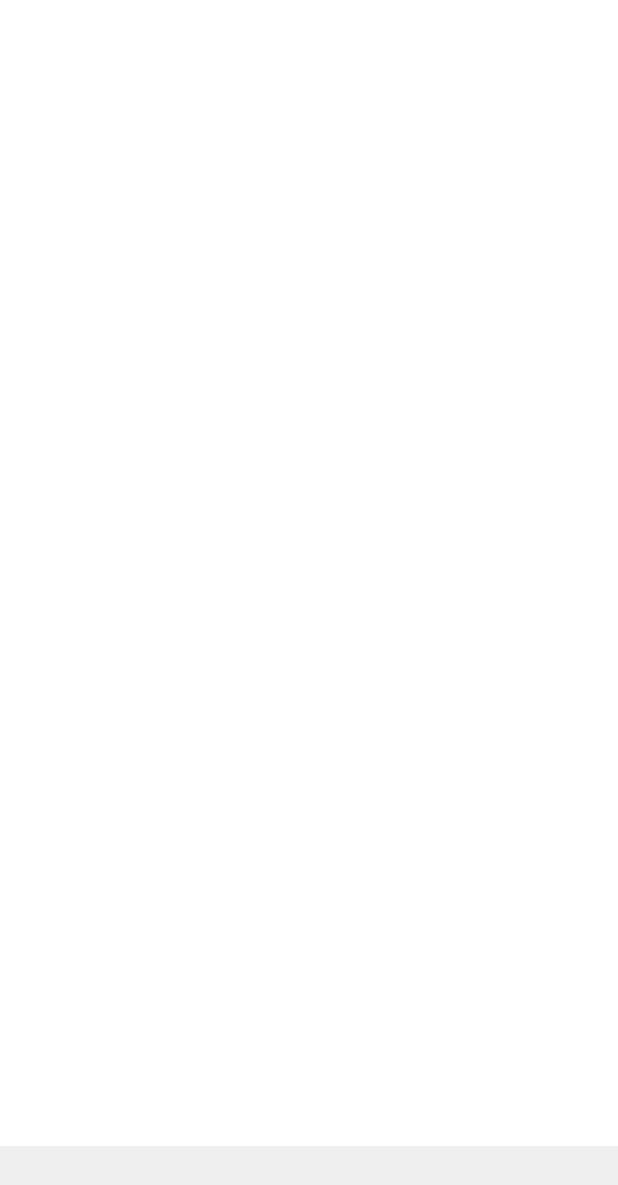
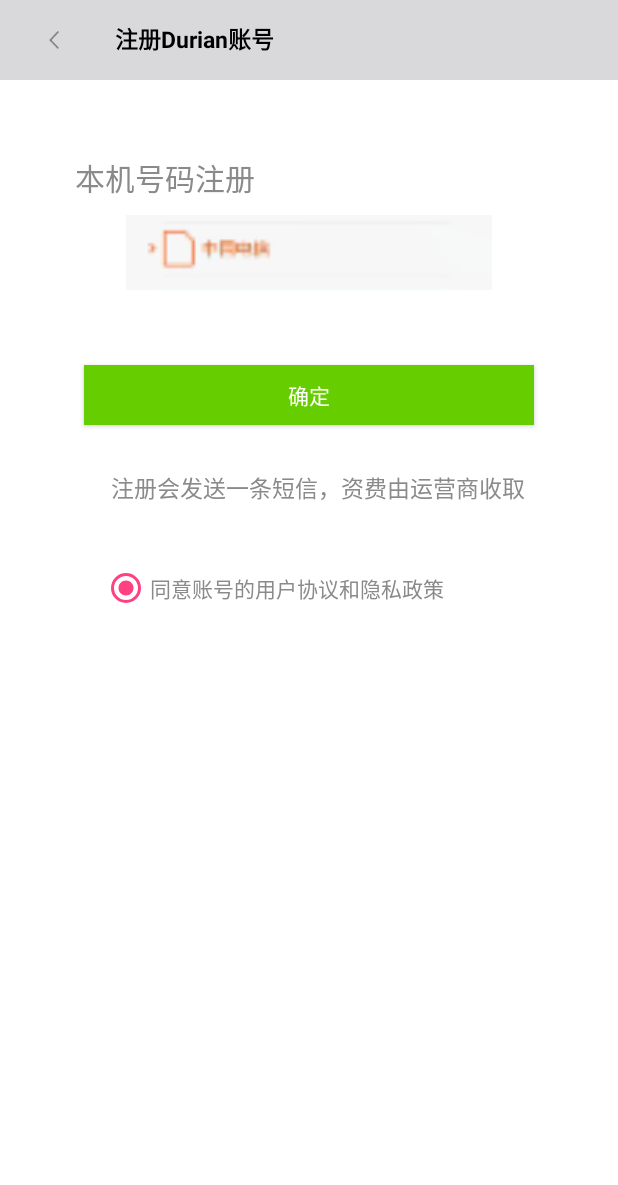
Before and after one commit to JackChuahe/Software_Engineering, an Android app: the screen it shows after launch (MusicMainActivity), on a phone screen of 412 x 824 dp. Shown: the top 1185 px of the screen. Run offline under Robolectric (Android 15) with nearby library versions, the phone set to English and light mode, and no system bars; libraries missing offline, so code that uses them is left out: com.readystatesoftware.systembartint.

Commit message:
注册与登录
界面的初步搭建

```diff
--- a/Durian/app/src/main/java/com/durian/sixkids/durian/MusicMainActivity.java
+++ b/Durian/app/src/main/java/com/durian/sixkids/durian/MusicMainActivity.java
@@ -17,7 +17,7 @@ public class MusicMainActivity extends AppCompatActivity {
         super.onCreate(savedInstanceState);
        this.supportRequestWindowFeature(Window.FEATURE_NO_TITLE);
        // initWindow();
-        setContentView(R.layout.activity_music_main);
+        setContentView(R.layout.signup);
        getWindow().setFlags(Window.FEATURE_NO_TITLE, WindowManager.LayoutParams.FLAG_FULLSCREEN);
     }
 
--- /dev/null
+++ b/Durian/app/src/main/res/layout/signup.xml
@@ -0,0 +1,100 @@
+<?xml version="1.0" encoding="utf-8"?>
+<RelativeLayout xmlns:android="http://schemas.android.com/apk/res/android"
+    android:layout_width="match_parent"
+    android:layout_height="match_parent"
+    android:background="#ffffff">
+
+
+    <LinearLayout
+        android:orientation="horizontal"
+        android:layout_width="match_parent"
+        android:layout_height="wrap_content"
+        android:layout_alignParentTop="true"
+        android:layout_alignParentStart="true"
+        android:weightSum="1"
+        android:background="#d9d9dc"
+        android:id="@+id/linearLayout2">
+
+        <ImageButton
+            android:layout_width="wrap_content"
+            android:layout_height="53dp"
+            android:id="@+id/imageButton2"
+            android:src="@mipmap/action_bar_back_normal_light"
+            android:background="@null"
+            android:layout_weight="0.14" />
+
+        <TextView
+            android:layout_width="wrap_content"
+            android:layout_height="52dp"
+            android:textAppearance="?android:attr/textAppearanceMedium"
+            android:text="注册Durian账号"
+            android:id="@+id/textView2"
+            android:textColor="#000000"
+            android:layout_weight="1.08"
+            android:textSize="15dp"
+            android:textStyle="bold"
+            android:gravity="center_vertical"
+            android:layout_marginLeft="10dp"/>
+    </LinearLayout>
+
+    <TextView
+        android:layout_width="wrap_content"
+        android:layout_height="wrap_content"
+        android:textAppearance="?android:attr/textAppearanceMedium"
+        android:text="本机号码注册"
+        android:id="@+id/textView3"
+        android:layout_below="@+id/linearLayout2"
+        android:layout_alignParentStart="true"
+        android:layout_marginTop="50dp"
+        android:layout_marginLeft="50dp"
+        android:textColor="#8a8a8a"
+        android:textSize="20dp"/>
+
+    <ImageView
+        android:layout_width="match_parent"
+        android:layout_height="50dp"
+        android:id="@+id/imageView"
+        android:layout_alignParentStart="true"
+        android:src="@mipmap/dian"
+        android:layout_below="@+id/textView3"
+        android:layout_marginTop="10dp"
+        />
+
+    <Button
+        android:layout_width="300dp"
+        android:layout_height="40dp"
+        android:text="确定"
+        android:id="@+id/button2"
+        android:layout_below="@+id/imageView"
+        android:layout_centerHorizontal="true"
+        android:layout_marginTop="50dp"
+        android:background="#66cd00"
+        android:textColor="#ffffff"/>
+
+    <TextView
+        android:layout_width="wrap_content"
+        android:layout_height="wrap_content"
+        android:textAppearance="?android:attr/textAppearanceMedium"
+        android:text="注册会发送一条短信，资费由运营商收取"
+        android:id="@+id/textView6"
+        android:layout_below="@+id/button2"
+        android:layout_alignStart="@+id/button2"
+        android:layout_marginTop="30dp"
+        android:layout_marginLeft="18dp"
+        android:textColor="#8a8a8a"
+        android:textSize="15dp"/>
+
+    <RadioButton
+        android:layout_width="match_parent"
+        android:layout_height="wrap_content"
+        android:text="同意账号的用户协议和隐私政策"
+        android:id="@+id/radioButton2"
+        android:layout_below="@+id/textView6"
+        android:layout_marginTop="39dp"
+        android:layout_marginLeft="68dp"
+        android:checked="true"
+        android:textColor="#8a8a8a"
+        android:layout_alignParentEnd="true" />
+
+
+</RelativeLayout>
```
Also changed, not shown: Durian/app/src/main/res/layout/login.xml (added, +105 -0 lines), Durian/app/src/main/res/mipmap-xxxhdpi/action_bar_back_normal_light.png (added), Durian/app/src/main/res/mipmap-xxxhdpi/dian.png (added).
